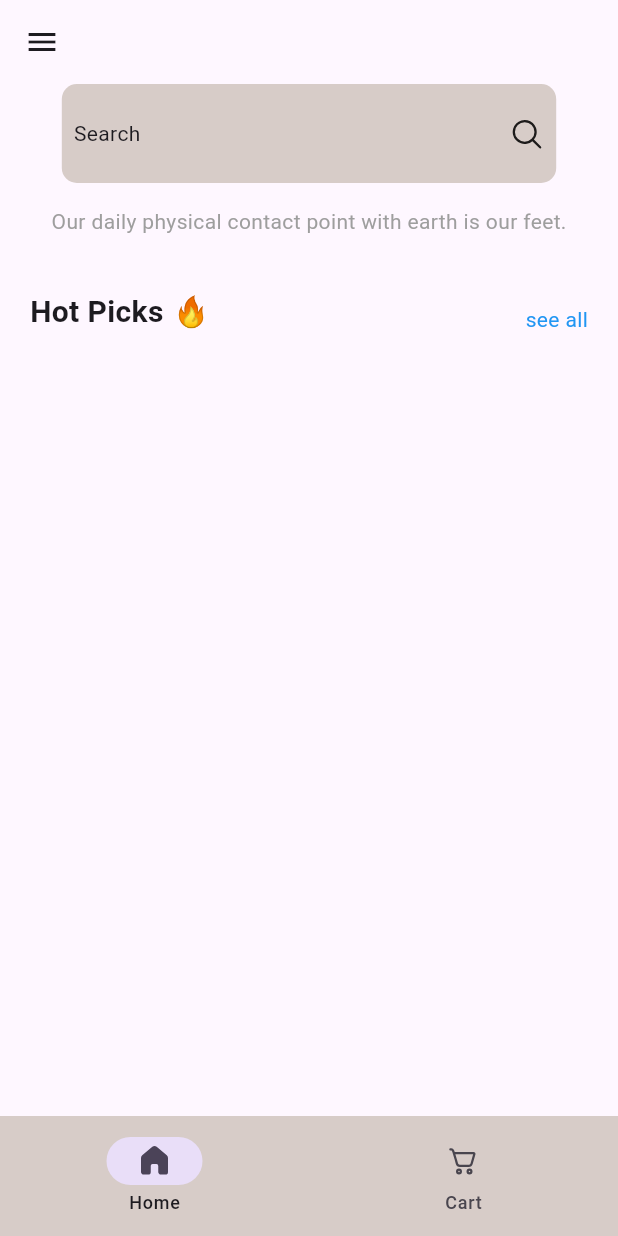
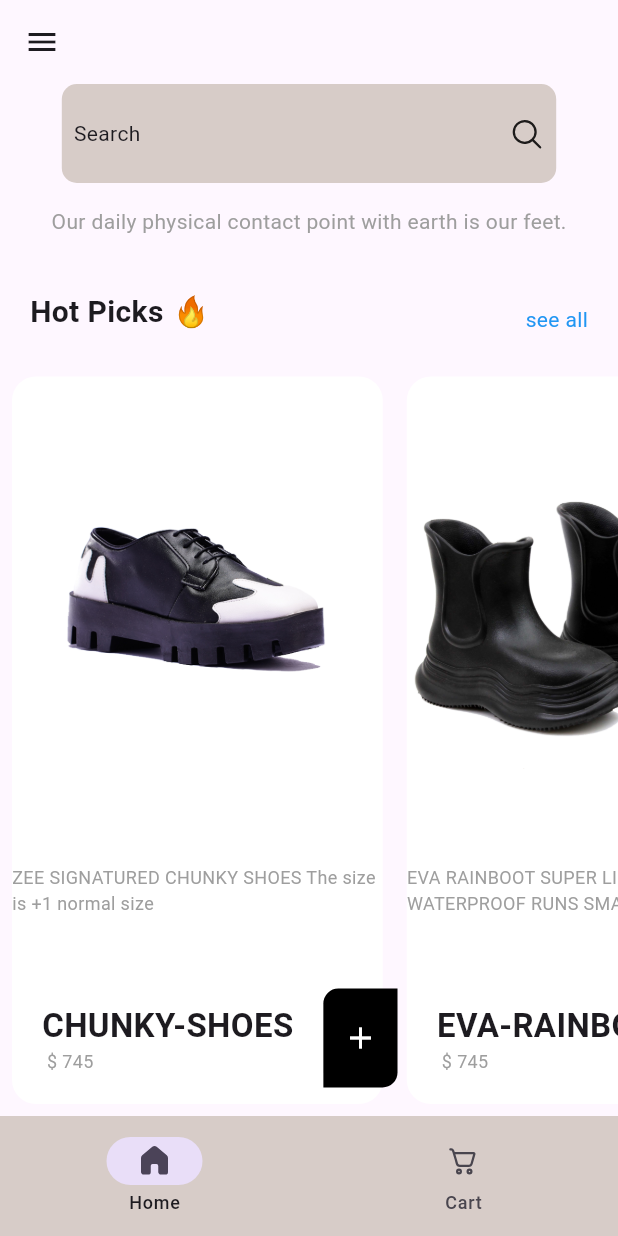
Before and after one commit to Mohammed-Ramadan2/shoeshop, a Flutter app: the screen it shows after launch, after a tap on "Shop Now", on a phone screen of 412 x 824 dp. Run offline on Flutter 3.47's test engine with Material 3 defaults, Android fonts, the phone set to English and light mode, and no system bars; our stand-ins replace fluentui_system_icons.

Commit message:
all is done only cart left and the other fuctions

```diff
--- a/lib/component/bottom_nav_bar.dart
+++ b/lib/component/bottom_nav_bar.dart
@@ -41,6 +41,7 @@ class _BottomNavBarState extends State<BottomNavBar> {
       ),
     ];
     return Scaffold(
+
       bottomNavigationBar: NavigationBar(
         backgroundColor: Colors.brown[100],
         selectedIndex: selectedIndex,
--- a/lib/component/shoe_tile.dart
+++ b/lib/component/shoe_tile.dart
@@ -4,13 +4,66 @@ import '../models/shoe.dart';
 
 class ShoeTile extends StatelessWidget {
   Shoe shoe;
-  ShoeTile({super.key , required this.shoe});
+  ShoeTile({super.key, required this.shoe});
 
   @override
   Widget build(BuildContext context) {
-    return  Container(
-
-
+    return Container(
+      height: MediaQuery.of(context).size.height * 0.52,
+      width: MediaQuery.of(context).size.width * 0.6,
+      decoration: BoxDecoration(
+        borderRadius: BorderRadius.circular(16),
+        color: Colors.white,
+      ),
+      child: Column(
+        mainAxisAlignment: MainAxisAlignment.spaceBetween,
+        children: [
+          Image.asset(
+            shoe.imagepass,
+            height: MediaQuery.of(context).size.height * 0.35,
+            width: MediaQuery.of(context).size.width * 0.6,
+          ),
+          Text(
+            shoe.description,
+            style: TextStyle(fontSize: 12, color: Colors.grey),
+          ),
+          Row(
+            mainAxisAlignment: MainAxisAlignment.spaceBetween,
+            children: [
+              Padding(
+                padding: const EdgeInsets.all(20.0),
+                child: Column(
+                  crossAxisAlignment: CrossAxisAlignment.start,
+                  children: [
+                    Text(
+                      shoe.name,
+                      style:
+                          TextStyle(fontSize: 22, fontWeight: FontWeight.bold),
+                    ),
+                    Text(
+                      " \$ ${shoe.price}",
+                      style: TextStyle(fontSize: 12, color: Colors.grey),
+                    )
+                  ],
+                ),
+              ),
+              Container(
+                height: MediaQuery.of(context).size.height * 0.08,
+                width: MediaQuery.of(context).size.width * 0.12,
+                decoration: BoxDecoration(
+                    borderRadius: BorderRadius.only(
+                        topLeft: Radius.circular(10),
+                        bottomRight: Radius.circular(10)),
+                    color: Colors.black),
+                child: Icon(
+                  Icons.add,
+                  color: Colors.white,
+                ),
+              )
+            ],
+          )
+        ],
+      ),
     );
   }
 }
--- /dev/null
+++ b/lib/database/database.dart
@@ -0,0 +1,32 @@
+import 'package:shoe_shop_app/models/shoe.dart';
+
+List<Shoe> shoelist = [
+  Shoe(
+      name: 'CHUNKY-SHOES',
+      price: '745',
+      imagepass: 'assets/images/CHUNKY SHOES.png',
+      description: 'ZEE SIGNATURED CHUNKY SHOES The size is +1 normal size'),
+  Shoe(
+      name: 'EVA-RAINBOOT',
+      price: '745',
+      imagepass: 'assets/images/EVA-RAINBOOT.png',
+      description:
+          'EVA RAINBOOT SUPER LIGHT WEIGHT AND WATERPROOF RUNS SMALL TO SIZE'),
+  Shoe(
+      name: 'Skipper',
+      price: '1950',
+      imagepass: 'assets/images/Skipper.png',
+      description:
+          'The special edition SKIPPER from ZEE BY VOLGA is a stylish, robust city Featuring side elastic panels on the shaft, with red stitches, a loop at the back'),
+  Shoe(
+      name: 'ZEE-WAVE2',
+      price: '1600',
+      imagepass: 'assets/images/ZEEWAVE2.png',
+      description: 'Nappa leather upper and ZEE signature PU'),
+  Shoe(
+      name: 'CHUNKY-SHOES',
+      price: '998 ',
+      imagepass: 'assets/images/ZEEWAVEMULE.png',
+      description: 'Nappa leather upper and ZEE signature PU outersole'),
+
+];
--- /dev/null
+++ b/lib/models/user_cart.dart
@@ -0,0 +1,14 @@
+import 'package:shoe_shop_app/models/shoe.dart';
+
+class UserCart {
+  List<Shoe> cart = [];
+  List<Shoe> getUserCart(){
+    return cart;
+  }
+  void addItemToCart(Shoe shoe){
+    cart.add(shoe);
+  }
+  void removeItemFromCart(Shoe shoe){
+    cart.remove(shoe);
+  }
+}
--- a/lib/pages/home_page.dart
+++ b/lib/pages/home_page.dart
@@ -1,6 +1,7 @@
 import 'package:fluentui_system_icons/fluentui_system_icons.dart';
 import 'package:flutter/material.dart';
 import 'package:shoe_shop_app/component/shoe_tile.dart';
+import 'package:shoe_shop_app/database/database.dart';
 import 'package:shoe_shop_app/models/shoe.dart';
 
 class HomePage extends StatelessWidget {
@@ -46,12 +47,38 @@ class HomePage extends StatelessWidget {
                 Text(
                   'Hot Picks ️‍🔥',
                   style: TextStyle(fontSize: 20, fontWeight: FontWeight.bold),
-                ) ,
-                Text('see all', style: TextStyle(color: Colors.blue),)
+                ),
+                Text(
+                  'see all',
+                  style: TextStyle(color: Colors.blue),
+                )
               ],
             ),
           ),
-          ShoeTile(shoe: Shoe(name: 'name', price: 'price', imagepass: 'assets/images/Skipper.png', description: 'description'),)
+          // ShoeTile(shoe: Shoe(name: 'name', price: 'price', imagepass: 'assets/images/Skipper.png', description: 'description'),)
+          Expanded(
+            child: ListView.builder(
+              scrollDirection: Axis.horizontal,
+
+              itemCount: shoelist.length,
+              itemBuilder: (context, index) {
+                return
+                Padding(
+                  padding: const EdgeInsets.all(8.0),
+                  child: ShoeTile(
+                      shoe: shoelist[index]
+                      // Shoe(
+                      //     name: shoelist[index].name,
+                      //     price: shoelist[index].price,
+                      //     imagepass: shoelist[index].imagepass,
+                      //     description: shoelist[index].description)
+
+
+                          ),
+                );
+              },
+            ),
+          )
         ],
       ),
     );
```
